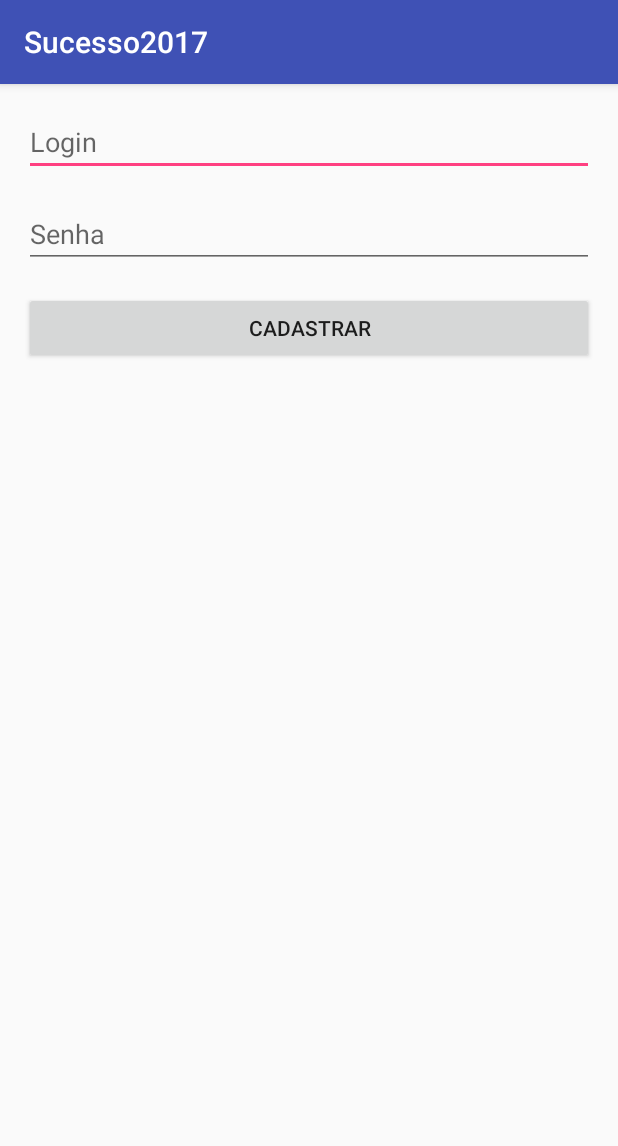
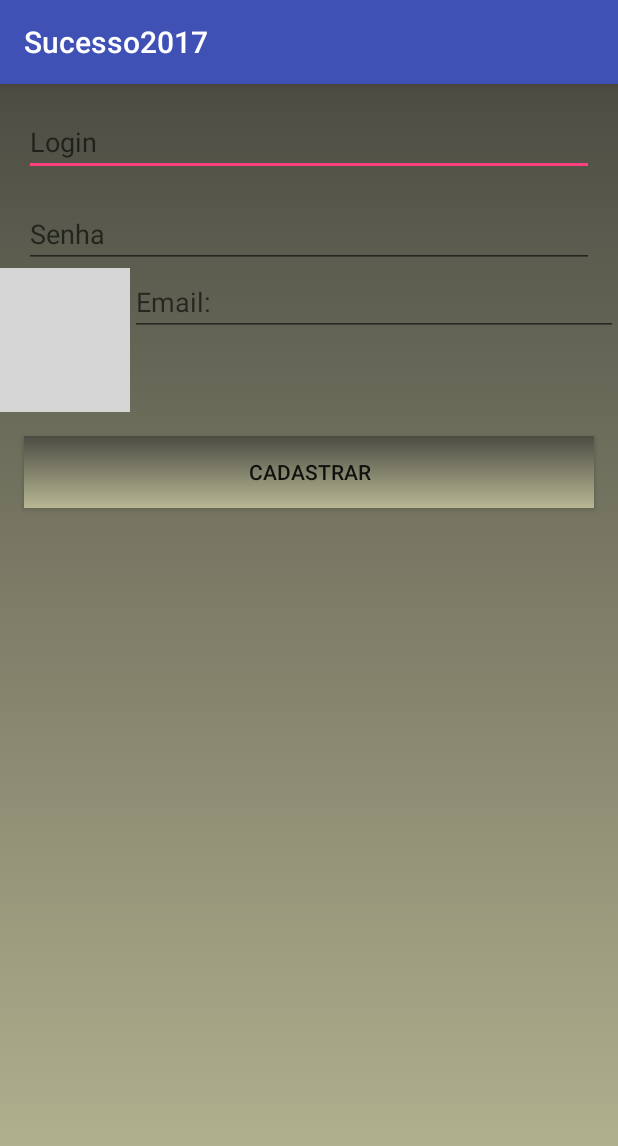
Before and after one commit to brunorcx/Sucesso2017, an Android app: the CadastroActivity screen opened directly, with no data from a screen before it, on a phone screen of 412 x 824 dp. Shown: the top 1146 px of the screen. Run offline under Robolectric (Android 15) with nearby library versions, the phone set to English and light mode, and no system bars; our stand-ins replace Firebase (no records; nobody signed in at launch, a user with empty details on screens opened directly); grey boxes are pictures that could not be loaded.

Commit message:
Branch firebase

```diff
--- /dev/null
+++ b/app/src/main/res/drawable/gradient_bg.xml
@@ -0,0 +1,11 @@
+<?xml version="1.0" encoding="utf-8"?>
+<selector xmlns:android="http://schemas.android.com/apk/res/android">
+    <item>
+        <shape>
+            <gradient
+                android:startColor="#4C4C43"
+                android:endColor="#B8B894"
+                android:angle="270" />
+        </shape>
+    </item>
+</selector>
--- a/app/src/main/res/layout/activity_cadastro.xml
+++ b/app/src/main/res/layout/activity_cadastro.xml
@@ -6,7 +6,9 @@
     android:layout_width="match_parent"
     android:layout_height="match_parent"
     tools:context="com.rodrigues.sucesso2017.CadastroActivity"
-    android:orientation="vertical">
+    android:orientation="vertical"
+    android:background="@drawable/gradient_bg"
+    android:weightSum="1">
     <EditText
         style="@style/LoginStyle"
         android:id="@+id/email_ET"
@@ -16,9 +18,29 @@
         android:id="@+id/senha_Cad_ET"
         android:hint="@string/senhaString"/>
 
+
+    <LinearLayout
+        android:layout_width="match_parent"
+        android:layout_height="wrap_content"
+        android:orientation="horizontal">
+
+    <ImageView
+        android:layout_width="wrap_content"
+        android:layout_height="wrap_content"
+        android:src="@drawable/ic_email_black_24dp"
+        android:layout_weight="1"/>
+    <EditText
+        android:layout_width="match_parent"
+        android:layout_height="wrap_content"
+        android:hint="Email:"
+        android:layout_weight="9"/>
+    </LinearLayout>
+
     <Button
         style="@style/LoginStyle"
         android:id="@+id/button_ET"
         android:text="@string/cadastrarString"
+        android:background="@drawable/gradient_bg"
         android:onClick="singUpUser"/>
+
 </LinearLayout>
```
Also changed, not shown: app/src/main/res/drawable/icons8-Message-50.png (added).
